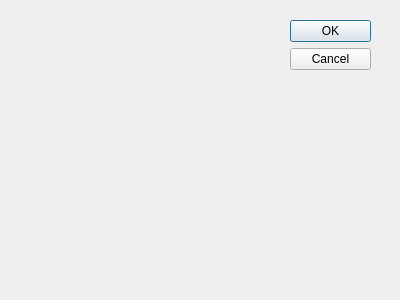
RinatB2017/mega_GIT, file Qt/my_programm/Templates/Template_one_widget/src/mydialog/src/ui/mydialog.ui: the form before one commit.
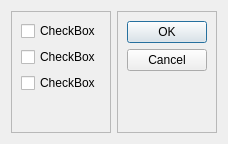
The form after the commit.

What changed in the file:
```diff
--- a/Qt/my_programm/Templates/Template_one_widget/src/mydialog/src/ui/mydialog.ui
+++ b/Qt/my_programm/Templates/Template_one_widget/src/mydialog/src/ui/mydialog.ui
@@ -6,29 +6,108 @@
    <rect>
     <x>0</x>
     <y>0</y>
-    <width>400</width>
-    <height>300</height>
+    <width>218</width>
+    <height>144</height>
    </rect>
   </property>
   <property name="windowTitle">
    <string>Dialog</string>
   </property>
-  <widget class="QDialogButtonBox" name="buttonBox">
-   <property name="geometry">
-    <rect>
-     <x>290</x>
-     <y>20</y>
-     <width>81</width>
-     <height>241</height>
-    </rect>
-   </property>
-   <property name="orientation">
-    <enum>Qt::Vertical</enum>
-   </property>
-   <property name="standardButtons">
-    <set>QDialogButtonBox::Cancel|QDialogButtonBox::Ok</set>
-   </property>
-  </widget>
+  <layout class="QHBoxLayout" name="horizontalLayout">
+   <item>
+    <widget class="QFrame" name="frame">
+     <property name="frameShape">
+      <enum>QFrame::StyledPanel</enum>
+     </property>
+     <property name="frameShadow">
+      <enum>QFrame::Raised</enum>
+     </property>
+     <layout class="QVBoxLayout" name="verticalLayout_2">
+      <item>
+       <widget class="QCheckBox" name="checkBox">
+        <property name="text">
+         <string>CheckBox</string>
+        </property>
+       </widget>
+      </item>
+      <item>
+       <widget class="QCheckBox" name="checkBox_2">
+        <property name="text">
+         <string>CheckBox</string>
+        </property>
+       </widget>
+      </item>
+      <item>
+       <widget class="QCheckBox" name="checkBox_3">
+        <property name="text">
+         <string>CheckBox</string>
+        </property>
+       </widget>
+      </item>
+      <item>
+       <spacer name="verticalSpacer_2">
+        <property name="orientation">
+         <enum>Qt::Vertical</enum>
+        </property>
+        <property name="sizeHint" stdset="0">
+         <size>
+          <width>20</width>
+          <height>79</height>
+         </size>
+        </property>
+       </spacer>
+      </item>
+     </layout>
+    </widget>
+   </item>
+   <item>
+    <widget class="QFrame" name="frame_2">
+     <property name="sizePolicy">
+      <sizepolicy hsizetype="Fixed" vsizetype="Preferred">
+       <horstretch>0</horstretch>
+       <verstretch>0</verstretch>
+      </sizepolicy>
+     </property>
+     <property name="frameShape">
+      <enum>QFrame::StyledPanel</enum>
+     </property>
+     <property name="frameShadow">
+      <enum>QFrame::Raised</enum>
+     </property>
+     <layout class="QVBoxLayout" name="verticalLayout">
+      <item>
+       <widget class="QDialogButtonBox" name="buttonBox">
+        <property name="sizePolicy">
+         <sizepolicy hsizetype="Fixed" vsizetype="Fixed">
+          <horstretch>0</horstretch>
+          <verstretch>0</verstretch>
+         </sizepolicy>
+        </property>
+        <property name="orientation">
+         <enum>Qt::Vertical</enum>
+        </property>
+        <property name="standardButtons">
+         <set>QDialogButtonBox::Cancel|QDialogButtonBox::Ok</set>
+        </property>
+       </widget>
+      </item>
+      <item>
+       <spacer name="verticalSpacer">
+        <property name="orientation">
+         <enum>Qt::Vertical</enum>
+        </property>
+        <property name="sizeHint" stdset="0">
+         <size>
+          <width>20</width>
+          <height>40</height>
+         </size>
+        </property>
+       </spacer>
+      </item>
+     </layout>
+    </widget>
+   </item>
+  </layout>
  </widget>
  <resources/>
  <connections>
```
